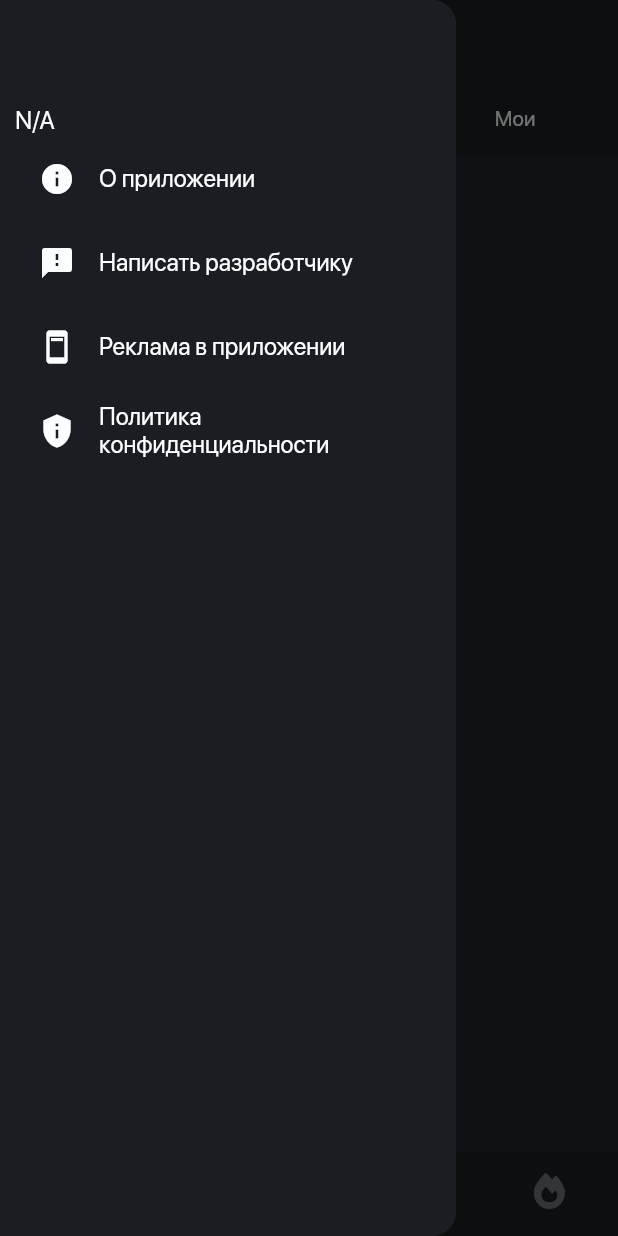
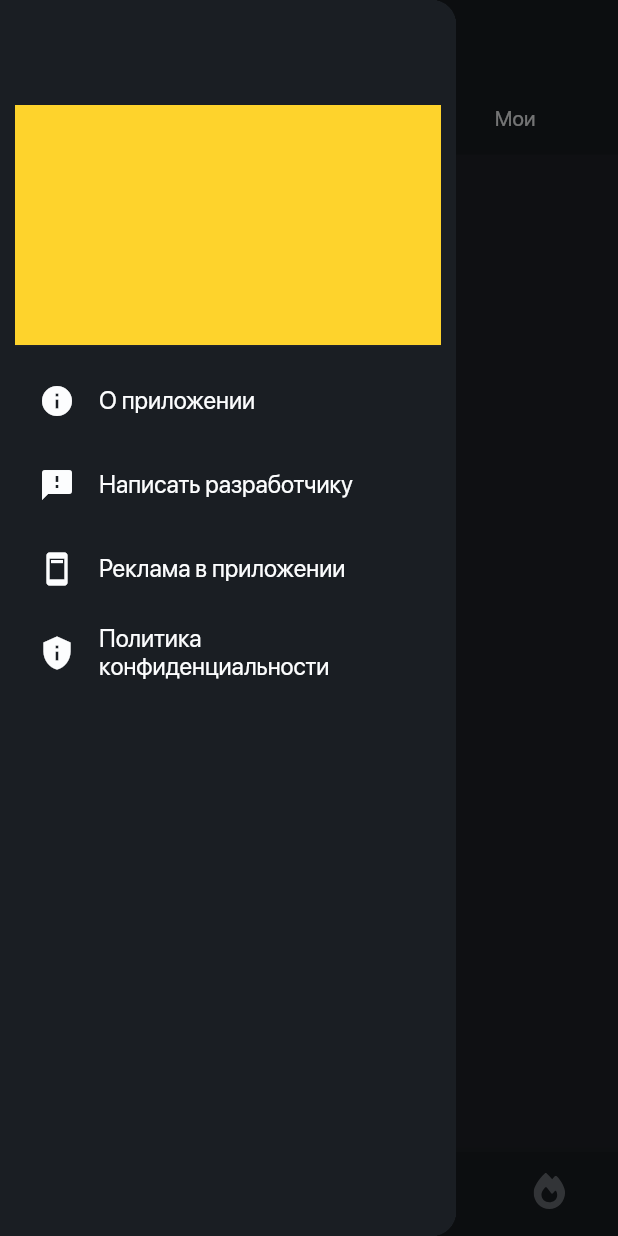
Before and after one commit to McAr0v/dvij_flutter, a Flutter app: the screen it shows after launch, with the side drawer open, on a phone screen of 412 x 824 dp. Run offline on Flutter 3.47's test engine with Material 3 defaults, Android fonts, the phone set to English and light mode, and no system bars; our stand-ins replace firebase_auth, firebase_core, flutter_svg; accounts and stored records are empty; project files that could hold a hidden picture were left out.

```diff
--- a/lib/navigation/custom_drawer.dart
+++ b/lib/navigation/custom_drawer.dart
@@ -1,3 +1,4 @@
+import 'package:dvij_flutter/navigation/profile_box_in_drawer.dart';
 import 'package:firebase_auth/firebase_auth.dart';
 import 'package:flutter/material.dart';
 import 'package:dvij_flutter/themes/app_colors.dart';
@@ -29,7 +30,8 @@ class CustomDrawer extends StatelessWidget {
           //padding: EdgeInsets.all(5.0),
           padding: EdgeInsets.fromLTRB(5.0, 20.0, 5.0, 5.0),
           children: [
-            Text(_auth.currentUser?.uid ?? "N/A"),
+            ProfileBoxInDrawer(),
+
             ListTile(
               leading: Icon(Icons.info),
               title: Text('О приложении'),
--- /dev/null
+++ b/lib/navigation/profile_box_in_drawer.dart
@@ -0,0 +1,51 @@
+import 'package:firebase_auth/firebase_auth.dart';
+import 'package:flutter/material.dart';
+
+import '../screens/profile/profile_page.dart';
+import 'custom_nav_containter.dart';
+
+class ProfileBoxInDrawer extends StatefulWidget {
+  @override
+  _ProfileBoxInDrawerState createState() => _ProfileBoxInDrawerState();
+}
+
+class _ProfileBoxInDrawerState extends State<ProfileBoxInDrawer> {
+  User? _user;
+
+  @override
+  void initState() {
+    super.initState();
+    _getUser();
+  }
+
+  Future<void> _getUser() async {
+    User? user = FirebaseAuth.instance.currentUser;
+    if (user != null) {
+      setState(() {
+        _user = user;
+      });
+    }
+  }
+
+  @override
+  Widget build(BuildContext context) {
+    return InkWell(
+      onTap: () {
+        // Переход на страницу профиля
+        Navigator.pushReplacement(
+            context,
+            MaterialPageRoute(builder: (context) => CustomNavContainer())
+        );
+      },
+      child: UserAccountsDrawerHeader(
+        accountName: _user != null ? Text(_user!.displayName ?? '') : null,
+        accountEmail: _user != null ? Text(_user!.email ?? '') : null,
+        currentAccountPicture: _user != null
+            ? CircleAvatar(
+          backgroundImage: NetworkImage(_user!.photoURL ?? ''),
+        )
+            : null,
+      ),
+    );
+  }
+}
--- a/lib/screens/profile/user_not_sign_in_screen.dart
+++ b/lib/screens/profile/user_not_sign_in_screen.dart
@@ -1,5 +1,4 @@
 import 'package:dvij_flutter/screens/profile/registration_screen.dart';
-import 'package:flutter/cupertino.dart';
 import 'package:flutter/material.dart';
 
 import '../../themes/app_colors.dart';
@@ -10,6 +9,7 @@ class UserNotSignInScreen extends StatelessWidget {
 
   @override
   Widget build(BuildContext context) {
+
     return Container(
       alignment: Alignment.centerLeft,
       padding: const EdgeInsets.all(20.0),
--- a/lib/themes/dark_theme.dart
+++ b/lib/themes/dark_theme.dart
@@ -9,6 +9,17 @@ class CustomTheme {
   static ThemeData get darkTheme {
     return ThemeData(
 
+      snackBarTheme: SnackBarThemeData(
+        backgroundColor: AppColors.brandColor,
+        actionTextColor: AppColors.white,
+        contentTextStyle: TextStyle(
+            color: AppColors.greyOnBackground,
+            fontSize: 16,
+            fontFamily: 'SfProDisplay',
+            fontWeight: FontWeight.w400,
+            height: 1.1
+        )
+      ),
       textButtonTheme: TextButtonThemeData(
         style: TextButton.styleFrom(
           textStyle: TextStyle(color: AppColors.white, fontSize: 16, fontFamily: 'SfProDisplay', fontWeight: FontWeight.normal),
```
Also changed, not shown: lib/authentication/auth_with_email.dart (+42 -7 lines), lib/elements/custom_snack_bar.dart (added, +13 -0 lines), lib/screens/profile/login_screen.dart (+6 -2 lines), lib/screens/profile/profile_page.dart (+6 -3 lines), lib/screens/profile/registration_screen.dart (+13 -0 lines), lib/screens/profile/user_not_verified.dart (added, +38 -0 lines).
